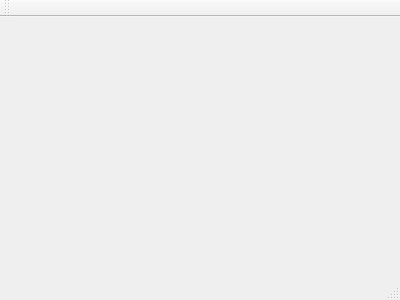
The window that mainwindow.ui (cheyenlu/jsonGUI) describes before a commit, drawn with Qt 5.
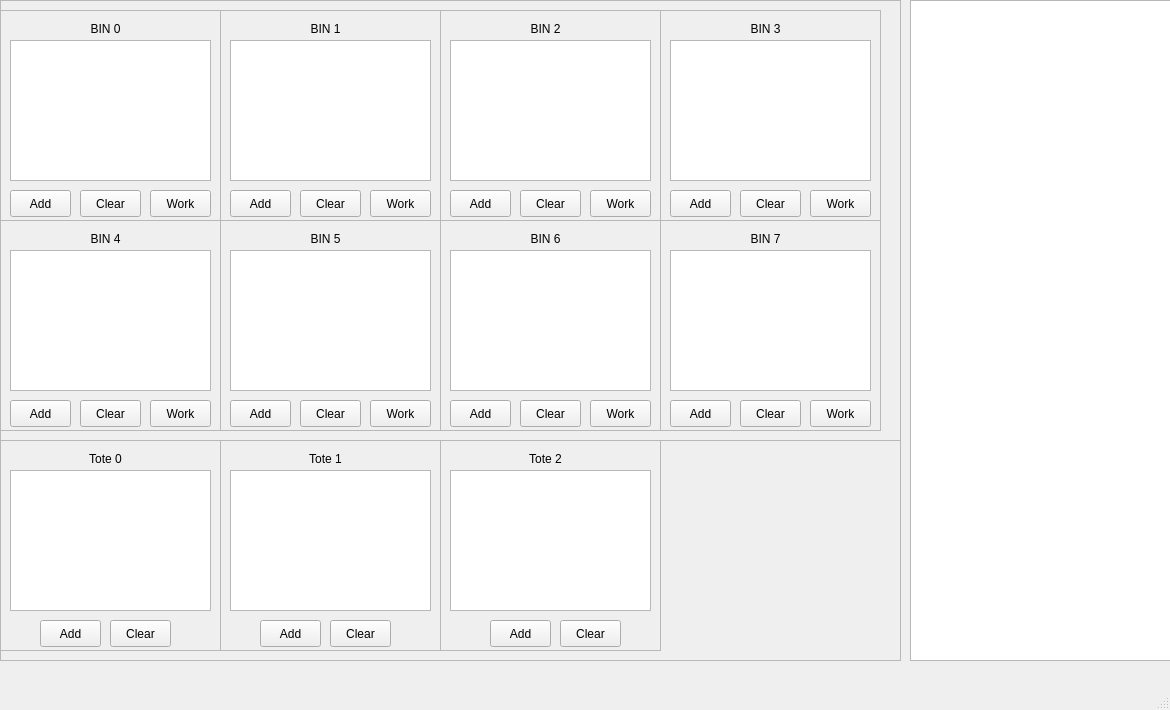
The same window after the commit.

Diff of the .ui file:
```diff
--- a/mainwindow.ui
+++ b/mainwindow.ui
@@ -1,24 +1,962 @@
 <ui version="4.0">
  <class>MainWindow</class>
- <widget class="QMainWindow" name="MainWindow" >
-  <property name="geometry" >
+ <widget class="QMainWindow" name="MainWindow">
+  <property name="geometry">
    <rect>
     <x>0</x>
     <y>0</y>
-    <width>400</width>
-    <height>300</height>
+    <width>1170</width>
+    <height>710</height>
    </rect>
   </property>
   <property name="windowTitle" >
    <string>MainWindow</string>
   </property>
-  <widget class="QMenuBar" name="menuBar" />
-  <widget class="QToolBar" name="mainToolBar" />
-  <widget class="QWidget" name="centralWidget" />
-  <widget class="QStatusBar" name="statusBar" />
+  <widget class="QWidget" name="centralWidget">
+   <widget class="QListWidget" name="candidateList">
+    <property name="geometry">
+     <rect>
+      <x>910</x>
+      <y>0</y>
+      <width>261</width>
+      <height>661</height>
+     </rect>
+    </property>
+    <property name="selectionMode">
+     <enum>QAbstractItemView::ExtendedSelection</enum>
+    </property>
+   </widget>
+   <widget class="QFrame" name="frame">
+    <property name="geometry">
+     <rect>
+      <x>0</x>
+      <y>0</y>
+      <width>901</width>
+      <height>441</height>
+     </rect>
+    </property>
+    <property name="frameShape">
+     <enum>QFrame::StyledPanel</enum>
+    </property>
+    <property name="frameShadow">
+     <enum>QFrame::Raised</enum>
+    </property>
+    <widget class="QFrame" name="frame_2">
+     <property name="geometry">
+      <rect>
+       <x>0</x>
+       <y>10</y>
+       <width>221</width>
+       <height>211</height>
+      </rect>
+     </property>
+     <property name="frameShape">
+      <enum>QFrame::StyledPanel</enum>
+     </property>
+     <property name="frameShadow">
+      <enum>QFrame::Raised</enum>
+     </property>
+     <widget class="QLabel" name="label">
+      <property name="geometry">
+       <rect>
+        <x>60</x>
+        <y>10</y>
+        <width>91</width>
+        <height>17</height>
+       </rect>
+      </property>
+      <property name="text">
+       <string>BIN 0</string>
+      </property>
+      <property name="alignment">
+       <set>Qt::AlignCenter</set>
+      </property>
+     </widget>
+     <widget class="QListWidget" name="binList0">
+      <property name="geometry">
+       <rect>
+        <x>10</x>
+        <y>30</y>
+        <width>201</width>
+        <height>141</height>
+       </rect>
+      </property>
+      <property name="selectionMode">
+       <enum>QAbstractItemView::MultiSelection</enum>
+      </property>
+     </widget>
+     <widget class="QPushButton" name="binWork0">
+      <property name="geometry">
+       <rect>
+        <x>150</x>
+        <y>180</y>
+        <width>61</width>
+        <height>27</height>
+       </rect>
+      </property>
+      <property name="text">
+       <string>Work</string>
+      </property>
+     </widget>
+     <widget class="QPushButton" name="binAdd0">
+      <property name="geometry">
+       <rect>
+        <x>10</x>
+        <y>180</y>
+        <width>61</width>
+        <height>27</height>
+       </rect>
+      </property>
+      <property name="text">
+       <string>Add</string>
+      </property>
+     </widget>
+     <widget class="QPushButton" name="binClear0">
+      <property name="geometry">
+       <rect>
+        <x>80</x>
+        <y>180</y>
+        <width>61</width>
+        <height>27</height>
+       </rect>
+      </property>
+      <property name="text">
+       <string>Clear</string>
+      </property>
+     </widget>
+    </widget>
+    <widget class="QFrame" name="frame_3">
+     <property name="geometry">
+      <rect>
+       <x>220</x>
+       <y>10</y>
+       <width>221</width>
+       <height>211</height>
+      </rect>
+     </property>
+     <property name="frameShape">
+      <enum>QFrame::StyledPanel</enum>
+     </property>
+     <property name="frameShadow">
+      <enum>QFrame::Raised</enum>
+     </property>
+     <widget class="QLabel" name="label_10">
+      <property name="geometry">
+       <rect>
+        <x>60</x>
+        <y>10</y>
+        <width>91</width>
+        <height>17</height>
+       </rect>
+      </property>
+      <property name="text">
+       <string>BIN 1</string>
+      </property>
+      <property name="alignment">
+       <set>Qt::AlignCenter</set>
+      </property>
+     </widget>
+     <widget class="QListWidget" name="binList1">
+      <property name="geometry">
+       <rect>
+        <x>10</x>
+        <y>30</y>
+        <width>201</width>
+        <height>141</height>
+       </rect>
+      </property>
+      <property name="selectionMode">
+       <enum>QAbstractItemView::MultiSelection</enum>
+      </property>
+     </widget>
+     <widget class="QPushButton" name="binWork1">
+      <property name="geometry">
+       <rect>
+        <x>150</x>
+        <y>180</y>
+        <width>61</width>
+        <height>27</height>
+       </rect>
+      </property>
+      <property name="text">
+       <string>Work</string>
+      </property>
+     </widget>
+     <widget class="QPushButton" name="binAdd1">
+      <property name="geometry">
+       <rect>
+        <x>10</x>
+        <y>180</y>
+        <width>61</width>
+        <height>27</height>
+       </rect>
+      </property>
+      <property name="text">
+       <string>Add</string>
+      </property>
+     </widget>
+     <widget class="QPushButton" name="binClear1">
+      <property name="geometry">
+       <rect>
+        <x>80</x>
+        <y>180</y>
+        <width>61</width>
+        <height>27</height>
+       </rect>
+      </property>
+      <property name="text">
+       <string>Clear</string>
+      </property>
+     </widget>
+    </widget>
+    <widget class="QFrame" name="frame_7">
+     <property name="geometry">
+      <rect>
+       <x>440</x>
+       <y>10</y>
+       <width>221</width>
+       <height>211</height>
+      </rect>
+     </property>
+     <property name="frameShape">
+      <enum>QFrame::StyledPanel</enum>
+     </property>
+     <property name="frameShadow">
+      <enum>QFrame::Raised</enum>
+     </property>
+     <widget class="QLabel" name="label_11">
+      <property name="geometry">
+       <rect>
+        <x>60</x>
+        <y>10</y>
+        <width>91</width>
+        <height>17</height>
+       </rect>
+      </property>
+      <property name="text">
+       <string>BIN 2</string>
+      </property>
+      <property name="alignment">
+       <set>Qt::AlignCenter</set>
+      </property>
+     </widget>
+     <widget class="QListWidget" name="binList2">
+      <property name="geometry">
+       <rect>
+        <x>10</x>
+        <y>30</y>
+        <width>201</width>
+        <height>141</height>
+       </rect>
+      </property>
+      <property name="selectionMode">
+       <enum>QAbstractItemView::MultiSelection</enum>
+      </property>
+     </widget>
+     <widget class="QPushButton" name="binWork2">
+      <property name="geometry">
+       <rect>
+        <x>150</x>
+        <y>180</y>
+        <width>61</width>
+        <height>27</height>
+       </rect>
+      </property>
+      <property name="text">
+       <string>Work</string>
+      </property>
+     </widget>
+     <widget class="QPushButton" name="binAdd2">
+      <property name="geometry">
+       <rect>
+        <x>10</x>
+        <y>180</y>
+        <width>61</width>
+        <height>27</height>
+       </rect>
+      </property>
+      <property name="text">
+       <string>Add</string>
+      </property>
+     </widget>
+     <widget class="QPushButton" name="binClear2">
+      <property name="geometry">
+       <rect>
+        <x>80</x>
+        <y>180</y>
+        <width>61</width>
+        <height>27</height>
+       </rect>
+      </property>
+      <property name="text">
+       <string>Clear</string>
+      </property>
+     </widget>
+    </widget>
+    <widget class="QFrame" name="frame_8">
+     <property name="geometry">
+      <rect>
+       <x>660</x>
+       <y>10</y>
+       <width>221</width>
+       <height>211</height>
+      </rect>
+     </property>
+     <property name="frameShape">
+      <enum>QFrame::StyledPanel</enum>
+     </property>
+     <property name="frameShadow">
+      <enum>QFrame::Raised</enum>
+     </property>
+     <widget class="QLabel" name="label_12">
+      <property name="geometry">
+       <rect>
+        <x>60</x>
+        <y>10</y>
+        <width>91</width>
+        <height>17</height>
+       </rect>
+      </property>
+      <property name="text">
+       <string>BIN 3</string>
+      </property>
+      <property name="alignment">
+       <set>Qt::AlignCenter</set>
+      </property>
+     </widget>
+     <widget class="QListWidget" name="binList3">
+      <property name="geometry">
+       <rect>
+        <x>10</x>
+        <y>30</y>
+        <width>201</width>
+        <height>141</height>
+       </rect>
+      </property>
+      <property name="selectionMode">
+       <enum>QAbstractItemView::MultiSelection</enum>
+      </property>
+     </widget>
+     <widget class="QPushButton" name="binWork3">
+      <property name="geometry">
+       <rect>
+        <x>150</x>
+        <y>180</y>
+        <width>61</width>
+        <height>27</height>
+       </rect>
+      </property>
+      <property name="text">
+       <string>Work</string>
+      </property>
+     </widget>
+     <widget class="QPushButton" name="binAdd3">
+      <property name="geometry">
+       <rect>
+        <x>10</x>
+        <y>180</y>
+        <width>61</width>
+        <height>27</height>
+       </rect>
+      </property>
+      <property name="text">
+       <string>Add</string>
+      </property>
+     </widget>
+     <widget class="QPushButton" name="binClear3">
+      <property name="geometry">
+       <rect>
+        <x>80</x>
+        <y>180</y>
+        <width>61</width>
+        <height>27</height>
+       </rect>
+      </property>
+      <property name="text">
+       <string>Clear</string>
+      </property>
+     </widget>
+    </widget>
+    <widget class="QFrame" name="frame_9">
+     <property name="geometry">
+      <rect>
+       <x>0</x>
+       <y>220</y>
+       <width>221</width>
+       <height>211</height>
+      </rect>
+     </property>
+     <property name="frameShape">
+      <enum>QFrame::StyledPanel</enum>
+     </property>
+     <property name="frameShadow">
+      <enum>QFrame::Raised</enum>
+     </property>
+     <widget class="QLabel" name="label_13">
+      <property name="geometry">
+       <rect>
+        <x>60</x>
+        <y>10</y>
+        <width>91</width>
+        <height>17</height>
+       </rect>
+      </property>
+      <property name="text">
+       <string>BIN 4</string>
+      </property>
+      <property name="alignment">
+       <set>Qt::AlignCenter</set>
+      </property>
+     </widget>
+     <widget class="QListWidget" name="binList4">
+      <property name="geometry">
+       <rect>
+        <x>10</x>
+        <y>30</y>
+        <width>201</width>
+        <height>141</height>
+       </rect>
+      </property>
+      <property name="selectionMode">
+       <enum>QAbstractItemView::MultiSelection</enum>
+      </property>
+     </widget>
+     <widget class="QPushButton" name="binWork4">
+      <property name="geometry">
+       <rect>
+        <x>150</x>
+        <y>180</y>
+        <width>61</width>
+        <height>27</height>
+       </rect>
+      </property>
+      <property name="text">
+       <string>Work</string>
+      </property>
+     </widget>
+     <widget class="QPushButton" name="binAdd4">
+      <property name="geometry">
+       <rect>
+        <x>10</x>
+        <y>180</y>
+        <width>61</width>
+        <height>27</height>
+       </rect>
+      </property>
+      <property name="text">
+       <string>Add</string>
+      </property>
+     </widget>
+     <widget class="QPushButton" name="binClear4">
+      <property name="geometry">
+       <rect>
+        <x>80</x>
+        <y>180</y>
+        <width>61</width>
+        <height>27</height>
+       </rect>
+      </property>
+      <property name="text">
+       <string>Clear</string>
+      </property>
+     </widget>
+    </widget>
+    <widget class="QFrame" name="frame_10">
+     <property name="geometry">
+      <rect>
+       <x>220</x>
+       <y>220</y>
+       <width>221</width>
+       <height>211</height>
+      </rect>
+     </property>
+     <property name="frameShape">
+      <enum>QFrame::StyledPanel</enum>
+     </property>
+     <property name="frameShadow">
+      <enum>QFrame::Raised</enum>
+     </property>
+     <widget class="QLabel" name="label_14">
+      <property name="geometry">
+       <rect>
+        <x>60</x>
+        <y>10</y>
+        <width>91</width>
+        <height>17</height>
+       </rect>
+      </property>
+      <property name="text">
+       <string>BIN 5</string>
+      </property>
+      <property name="alignment">
+       <set>Qt::AlignCenter</set>
+      </property>
+     </widget>
+     <widget class="QListWidget" name="binList5">
+      <property name="geometry">
+       <rect>
+        <x>10</x>
+        <y>30</y>
+        <width>201</width>
+        <height>141</height>
+       </rect>
+      </property>
+      <property name="selectionMode">
+       <enum>QAbstractItemView::MultiSelection</enum>
+      </property>
+     </widget>
+     <widget class="QPushButton" name="binWork5">
+      <property name="geometry">
+       <rect>
+        <x>150</x>
+        <y>180</y>
+        <width>61</width>
+        <height>27</height>
+       </rect>
+      </property>
+      <property name="text">
+       <string>Work</string>
+      </property>
+     </widget>
+     <widget class="QPushButton" name="binAdd5">
+      <property name="geometry">
+       <rect>
+        <x>10</x>
+        <y>180</y>
+        <width>61</width>
+        <height>27</height>
+       </rect>
+      </property>
+      <property name="text">
+       <string>Add</string>
+      </property>
+     </widget>
+     <widget class="QPushButton" name="binClear5">
+      <property name="geometry">
+       <rect>
+        <x>80</x>
+        <y>180</y>
+        <width>61</width>
+        <height>27</height>
+       </rect>
+      </property>
+      <property name="text">
+       <string>Clear</string>
+      </property>
+     </widget>
+    </widget>
+    <widget class="QFrame" name="frame_11">
+     <property name="geometry">
+      <rect>
+       <x>440</x>
+       <y>220</y>
+       <width>221</width>
+       <height>211</height>
+      </rect>
+     </property>
+     <property name="frameShape">
+      <enum>QFrame::StyledPanel</enum>
+     </property>
+     <property name="frameShadow">
+      <enum>QFrame::Raised</enum>
+     </property>
+     <widget class="QLabel" name="label_15">
+      <property name="geometry">
+       <rect>
+        <x>60</x>
+        <y>10</y>
+        <width>91</width>
+        <height>17</height>
+       </rect>
+      </property>
+      <property name="text">
+       <string>BIN 6</string>
+      </property>
+      <property name="alignment">
+       <set>Qt::AlignCenter</set>
+      </property>
+     </widget>
+     <widget class="QListWidget" name="binList6">
+      <property name="geometry">
+       <rect>
+        <x>10</x>
+        <y>30</y>
+        <width>201</width>
+        <height>141</height>
+       </rect>
+      </property>
+      <property name="selectionMode">
+       <enum>QAbstractItemView::MultiSelection</enum>
+      </property>
+     </widget>
+     <widget class="QPushButton" name="binWork6">
+      <property name="geometry">
+       <rect>
+        <x>150</x>
+        <y>180</y>
+        <width>61</width>
+        <height>27</height>
+       </rect>
+      </property>
+      <property name="text">
+       <string>Work</string>
+      </property>
+     </widget>
+     <widget class="QPushButton" name="binAdd6">
+      <property name="geometry">
+       <rect>
+        <x>10</x>
+        <y>180</y>
+        <width>61</width>
+        <height>27</height>
+       </rect>
+      </property>
+      <property name="text">
+       <string>Add</string>
+      </property>
+     </widget>
+     <widget class="QPushButton" name="binClear6">
+      <property name="geometry">
+       <rect>
+        <x>80</x>
+        <y>180</y>
+        <width>61</width>
+        <height>27</height>
+       </rect>
+      </property>
+      <property name="text">
+       <string>Clear</string>
+      </property>
+     </widget>
+    </widget>
+    <widget class="QFrame" name="frame_12">
+     <property name="geometry">
+      <rect>
+       <x>660</x>
+       <y>220</y>
+       <width>221</width>
+       <height>211</height>
+      </rect>
+     </property>
+     <property name="frameShape">
+      <enum>QFrame::StyledPanel</enum>
+     </property>
+     <property name="frameShadow">
+      <enum>QFrame::Raised</enum>
+     </property>
+     <widget class="QLabel" name="label_16">
+      <property name="geometry">
+       <rect>
+        <x>60</x>
+        <y>10</y>
+        <width>91</width>
+        <height>17</height>
+       </rect>
+      </property>
+      <property name="text">
+       <string>BIN 7</string>
+      </property>
+      <property name="alignment">
+       <set>Qt::AlignCenter</set>
+      </property>
+     </widget>
+     <widget class="QListWidget" name="binList7">
+      <property name="geometry">
+       <rect>
+        <x>10</x>
+        <y>30</y>
+        <width>201</width>
+        <height>141</height>
+       </rect>
+      </property>
+      <property name="selectionMode">
+       <enum>QAbstractItemView::MultiSelection</enum>
+      </property>
+     </widget>
+     <widget class="QPushButton" name="binWork7">
+      <property name="geometry">
+       <rect>
+        <x>150</x>
+        <y>180</y>
+        <width>61</width>
+        <height>27</height>
+       </rect>
+      </property>
+      <property name="text">
+       <string>Work</string>
+      </property>
+     </widget>
+     <widget class="QPushButton" name="binAdd7">
+      <property name="geometry">
+       <rect>
+        <x>10</x>
+        <y>180</y>
+        <width>61</width>
+        <height>27</height>
+       </rect>
+      </property>
+      <property name="text">
+       <string>Add</string>
+      </property>
+     </widget>
+     <widget class="QPushButton" name="binClear7">
+      <property name="geometry">
+       <rect>
+        <x>80</x>
+        <y>180</y>
+        <width>61</width>
+        <height>27</height>
+       </rect>
+      </property>
+      <property name="text">
+       <string>Clear</string>
+      </property>
+     </widget>
+    </widget>
+   </widget>
+   <widget class="QFrame" name="frame_13">
+    <property name="geometry">
+     <rect>
+      <x>0</x>
+      <y>440</y>
+      <width>901</width>
+      <height>221</height>
+     </rect>
+    </property>
+    <property name="frameShape">
+     <enum>QFrame::StyledPanel</enum>
+    </property>
+    <property name="frameShadow">
+     <enum>QFrame::Raised</enum>
+    </property>
+    <widget class="QFrame" name="frame_14">
+     <property name="geometry">
+      <rect>
+       <x>0</x>
+       <y>0</y>
+       <width>221</width>
+       <height>211</height>
+      </rect>
+     </property>
+     <property name="frameShape">
+      <enum>QFrame::StyledPanel</enum>
+     </property>
+     <property name="frameShadow">
+      <enum>QFrame::Raised</enum>
+     </property>
+     <widget class="QLabel" name="label_17">
+      <property name="geometry">
+       <rect>
+        <x>60</x>
+        <y>10</y>
+        <width>91</width>
+        <height>17</height>
+       </rect>
+      </property>
+      <property name="text">
+       <string>Tote 0</string>
+      </property>
+      <property name="alignment">
+       <set>Qt::AlignCenter</set>
+      </property>
+     </widget>
+     <widget class="QListWidget" name="binList8">
+      <property name="geometry">
+       <rect>
+        <x>10</x>
+        <y>30</y>
+        <width>201</width>
+        <height>141</height>
+       </rect>
+      </property>
+      <property name="selectionMode">
+       <enum>QAbstractItemView::MultiSelection</enum>
+      </property>
+     </widget>
+     <widget class="QPushButton" name="binAdd8">
+      <property name="geometry">
+       <rect>
+        <x>40</x>
+        <y>180</y>
+        <width>61</width>
+        <height>27</height>
+       </rect>
+      </property>
+      <property name="text">
+       <string>Add</string>
+      </property>
+     </widget>
+     <widget class="QPushButton" name="binClear8">
+      <property name="geometry">
+       <rect>
+        <x>110</x>
+        <y>180</y>
+        <width>61</width>
+        <height>27</height>
+       </rect>
+      </property>
+      <property name="text">
+       <string>Clear</string>
+      </property>
+     </widget>
+    </widget>
+    <widget class="QFrame" name="frame_15">
+     <property name="geometry">
+      <rect>
+       <x>220</x>
+       <y>0</y>
+       <width>221</width>
+       <height>211</height>
+      </rect>
+     </property>
+     <property name="frameShape">
+      <enum>QFrame::StyledPanel</enum>
+     </property>
+     <property name="frameShadow">
+      <enum>QFrame::Raised</enum>
+     </property>
+     <widget class="QLabel" name="label_18">
+      <property name="geometry">
+       <rect>
+        <x>60</x>
+        <y>10</y>
+        <width>91</width>
+        <height>17</height>
+       </rect>
+      </property>
+      <property name="text">
+       <string>Tote 1</string>
+      </property>
+      <property name="alignment">
+       <set>Qt::AlignCenter</set>
+      </property>
+     </widget>
+     <widget class="QListWidget" name="binList9">
+      <property name="geometry">
+       <rect>
+        <x>10</x>
+        <y>30</y>
+        <width>201</width>
+        <height>141</height>
+       </rect>
+      </property>
+      <property name="selectionMode">
+       <enum>QAbstractItemView::MultiSelection</enum>
+      </property>
+     </widget>
+     <widget class="QPushButton" name="binAdd9">
+      <property name="geometry">
+       <rect>
+        <x>40</x>
+        <y>180</y>
+        <width>61</width>
+        <height>27</height>
+       </rect>
+      </property>
+      <property name="text">
+       <string>Add</string>
+      </property>
+     </widget>
+     <widget class="QPushButton" name="binClear9">
+      <property name="geometry">
+       <rect>
+        <x>110</x>
+        <y>180</y>
+        <width>61</width>
+        <height>27</height>
+       </rect>
+      </property>
+      <property name="text">
+       <string>Clear</string>
+      </property>
+     </widget>
+    </widget>
+    <widget class="QFrame" name="frame_16">
+     <property name="geometry">
+      <rect>
+       <x>440</x>
+       <y>0</y>
+       <width>221</width>
+       <height>211</height>
+      </rect>
+     </property>
+     <property name="frameShape">
+      <enum>QFrame::StyledPanel</enum>
+     </property>
+     <property name="frameShadow">
+      <enum>QFrame::Raised</enum>
+     </property>
+     <widget class="QLabel" name="label_19">
+      <property name="geometry">
+       <rect>
+        <x>60</x>
+        <y>10</y>
+        <width>91</width>
+        <height>17</height>
+       </rect>
+      </property>
+      <property name="text">
+       <string>Tote 2</string>
+      </property>
+      <property name="alignment">
+       <set>Qt::AlignCenter</set>
+      </property>
+     </widget>
+     <widget class="QListWidget" name="binList10">
+      <property name="geometry">
+       <rect>
+        <x>10</x>
+        <y>30</y>
+        <width>201</width>
+        <height>141</height>
+       </rect>
+      </property>
+      <property name="selectionMode">
+       <enum>QAbstractItemView::MultiSelection</enum>
+      </property>
+     </widget>
+     <widget class="QPushButton" name="binAdd10">
+      <property name="geometry">
+       <rect>
+        <x>50</x>
+        <y>180</y>
+        <width>61</width>
+        <height>27</height>
+       </rect>
+      </property>
+      <property name="text">
+       <string>Add</string>
+      </property>
+     </widget>
+     <widget class="QPushButton" name="binClear10">
+      <property name="geometry">
+       <rect>
+        <x>120</x>
+        <y>180</y>
+        <width>61</width>
+        <height>27</height>
+       </rect>
+      </property>
+      <property name="text">
+       <string>Clear</string>
+      </property>
+     </widget>
+    </widget>
+   </widget>
+  </widget>
+  <widget class="QStatusBar" name="statusBar"/>
+  <widget class="QMenuBar" name="menuBar">
+   <property name="geometry">
+    <rect>
+     <x>0</x>
+     <y>0</y>
+     <width>1170</width>
+     <height>25</height>
+    </rect>
+   </property>
+  </widget>
  </widget>
- <layoutDefault spacing="6" margin="11" />
- <pixmapfunction></pixmapfunction>
+ <layoutdefault spacing="6" margin="11"/>
  <resources/>
  <connections/>
 </ui>
```
Left out of the diff: 3 changed lines with no effect on the pictures.
